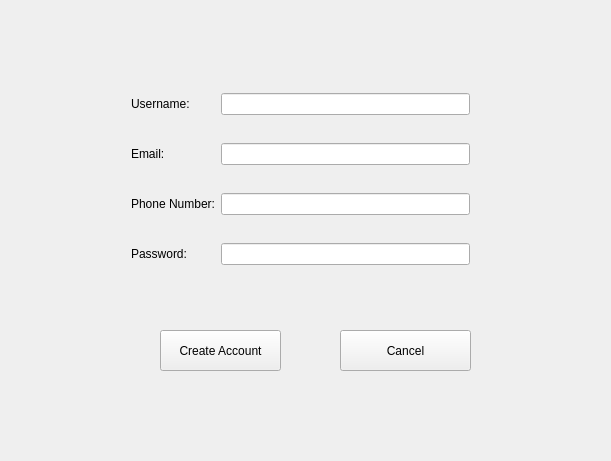
The window that create_account_window.ui (allenh1/timefuse-client) describes before a commit, drawn with Qt 5.
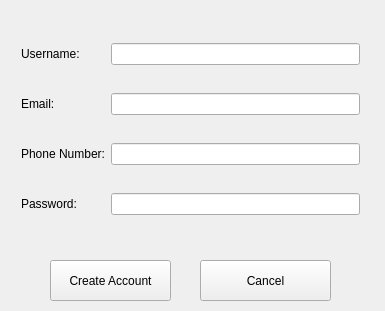
The same window after the commit.

```diff
--- a/create_account_window.ui
+++ b/create_account_window.ui
@@ -6,8 +6,8 @@
    <rect>
     <x>0</x>
     <y>0</y>
-    <width>611</width>
-    <height>461</height>
+    <width>385</width>
+    <height>311</height>
    </rect>
   </property>
   <property name="windowTitle">
@@ -16,8 +16,8 @@
   <widget class="QWidget" name="gridLayoutWidget">
    <property name="geometry">
     <rect>
-     <x>120</x>
-     <y>60</y>
+     <x>10</x>
+     <y>10</y>
      <width>361</width>
      <height>241</height>
     </rect>
@@ -68,8 +68,8 @@
   <widget class="QPushButton" name="create_button">
    <property name="geometry">
     <rect>
-     <x>160</x>
-     <y>330</y>
+     <x>50</x>
+     <y>260</y>
      <width>121</width>
      <height>41</height>
     </rect>
@@ -81,8 +81,8 @@
   <widget class="QPushButton" name="cancel_button">
    <property name="geometry">
     <rect>
-     <x>340</x>
-     <y>330</y>
+     <x>200</x>
+     <y>260</y>
      <width>131</width>
      <height>41</height>
     </rect>
```
